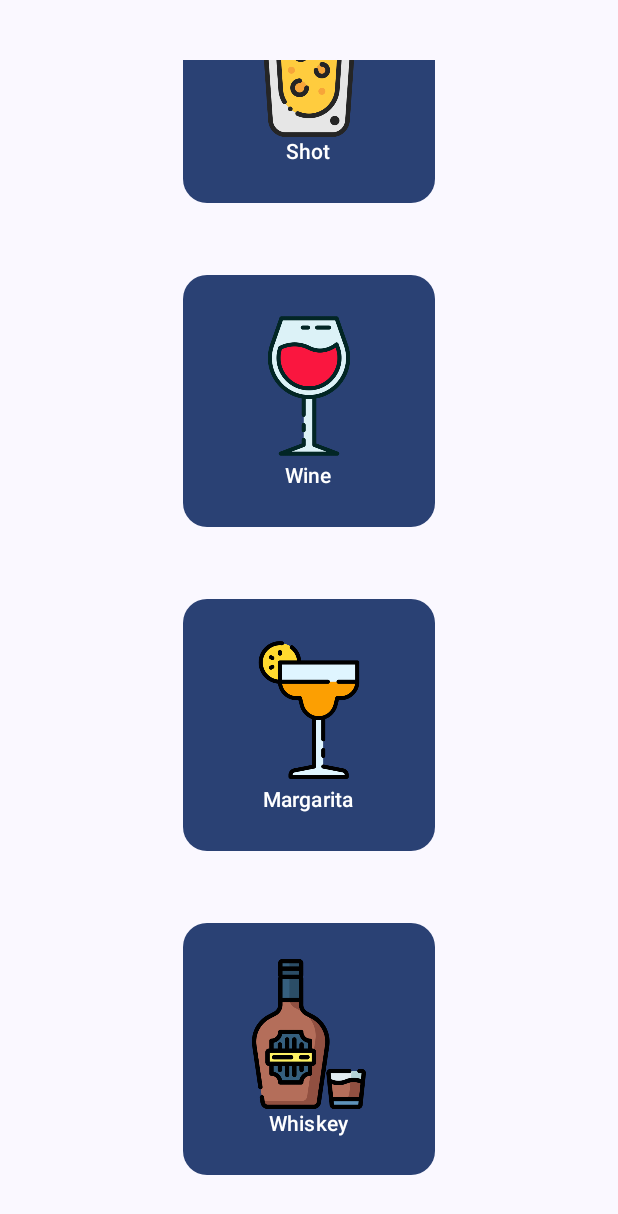
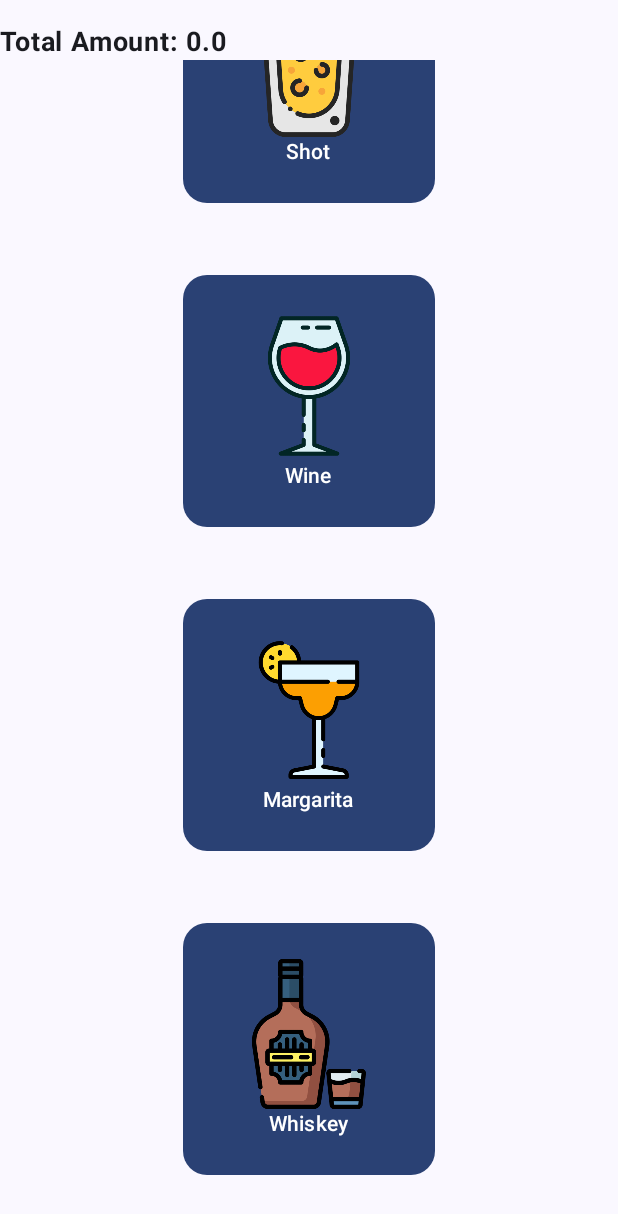
Before and after one commit to hugomdinis/TrabalhoFinalPA, an Android app built with Jetpack Compose: the screen it shows after launch (MainActivity), scrolled down 520 dp, on a phone screen of 412 x 824 dp. Shown: the top 1214 px of the screen. Run offline under Robolectric (Android 15) with nearby library versions, the phone set to English and light mode, and no system bars.

Commit message:
Criado ViewModel e variáveis e funções para acumular o total gasto e atualizar no ecra principal

```diff
--- a/app/src/main/java/com/example/trabalhofinalpa/MainActivity.kt
+++ b/app/src/main/java/com/example/trabalhofinalpa/MainActivity.kt
@@ -4,11 +4,13 @@ import android.os.Bundle
 import androidx.activity.ComponentActivity
 import androidx.activity.compose.setContent
 import androidx.activity.enableEdgeToEdge
+import androidx.activity.viewModels
 import androidx.compose.foundation.Image
 import androidx.compose.foundation.layout.Arrangement
 import androidx.compose.foundation.layout.Column
 import androidx.compose.foundation.layout.Spacer
 import androidx.compose.foundation.layout.fillMaxSize
+import androidx.compose.foundation.layout.fillMaxWidth
 import androidx.compose.foundation.layout.height
 import androidx.compose.foundation.layout.padding
 import androidx.compose.foundation.layout.size
@@ -41,9 +43,13 @@ import androidx.navigation.compose.composable
 import androidx.navigation.compose.rememberNavController
 import com.example.trabalhofinalpa.Data.Drink
 import com.example.trabalhofinalpa.Data.Drink.Companion.drinks
+import com.example.trabalhofinalpa.ui.theme.DrinkViewModel
 import com.example.trabalhofinalpa.ui.theme.TrabalhoFinalPATheme
 
 class MainActivity : ComponentActivity() {
+
+    private val viewModel: DrinkViewModel by viewModels()
+
     override fun onCreate(savedInstanceState: Bundle?) {
         super.onCreate(savedInstanceState)
         enableEdgeToEdge()
@@ -64,18 +70,26 @@ class MainActivity : ComponentActivity() {
 
         NavHost(navController = navController, startDestination = "home") {
             composable("home") {
-                NightOutLayout(navController)
+                NightOutLayout(navController, viewModel)
             }
             composable("drinkQuantity/{drinkName}/{imageRes}") { backStackEntry ->
                 val drinkName = backStackEntry.arguments?.getString("drinkName") ?: ""
                 val imageRes = backStackEntry.arguments?.getString("imageRes")?.toIntOrNull() ?: 0
-                DrinkScreen(drinkName = drinkName, imageRes = imageRes)
+                DrinkScreen(drinkName = drinkName, imageRes = imageRes, viewModel = viewModel)
             }
         }
     }
 
     @Composable
-    fun NightOutLayout(navController: NavHostController) {
+    fun NightOutLayout(navController: NavHostController, viewModel: DrinkViewModel) {
+
+        Text(
+            text = "Total Amount: ${viewModel.totalAmount}",
+            fontSize = 18.sp,
+            fontWeight = FontWeight.Bold,
+            modifier = Modifier.padding(top = 16.dp)
+        )
+        Spacer(modifier = Modifier.width(8.dp))
         LazyColumn(
             modifier = Modifier
                 .padding(40.dp)
@@ -86,6 +100,7 @@ class MainActivity : ComponentActivity() {
             items(drinks) { drink ->
                 DrinkButton(drink, navController)
             }
+
         }
     }
 
@@ -116,7 +131,7 @@ class MainActivity : ComponentActivity() {
     }
 
     @Composable
-    fun DrinkScreen(drinkName: String, imageRes: Int) {
+    fun DrinkScreen(drinkName: String, imageRes: Int, viewModel: DrinkViewModel) {
         var quantity by remember { mutableStateOf("") }
         var unitPrice by remember { mutableStateOf("") }
         var TotalCost by remember { mutableStateOf(0.0) }
@@ -174,6 +189,17 @@ class MainActivity : ComponentActivity() {
                 fontSize = 24.sp,
                 fontWeight = FontWeight.Bold
             )
+            Button(
+                onClick = {
+                    val cost = calculateTotal(quantity, unitPrice)
+                    viewModel.addToTotal(cost)
+                },
+                modifier = Modifier
+                    .fillMaxWidth()
+                    .padding(top = 16.dp)
+            ) {
+                Text(text = "Save")
+            }
         }
     }
 
@@ -181,7 +207,7 @@ class MainActivity : ComponentActivity() {
     @Composable
     fun NightOutPreview() {
         TrabalhoFinalPATheme {
-            NightOutLayout(rememberNavController())
+            NightOutLayout(rememberNavController(), viewModel = viewModel)
         }
     }
 
@@ -189,7 +215,7 @@ class MainActivity : ComponentActivity() {
     @Composable
     fun DrinkScreenPreview() {
         TrabalhoFinalPATheme {
-            DrinkScreen(drinkName = "Beer", imageRes = R.drawable.beer_mug)
+            DrinkScreen(drinkName = "Beer", imageRes = R.drawable.beer_mug, viewModel = viewModel)
         }
     }
 }
--- /dev/null
+++ b/app/src/main/java/com/example/trabalhofinalpa/ui/theme/DrinkViewModel.kt
@@ -0,0 +1,12 @@
+package com.example.trabalhofinalpa.ui.theme
+
+import androidx.lifecycle.ViewModel
+
+class DrinkViewModel: ViewModel() {
+    var totalAmount: Double = 0.0
+        private set
+
+    fun addToTotal(amount: Double) {
+        totalAmount += amount
+    }
+}
```
